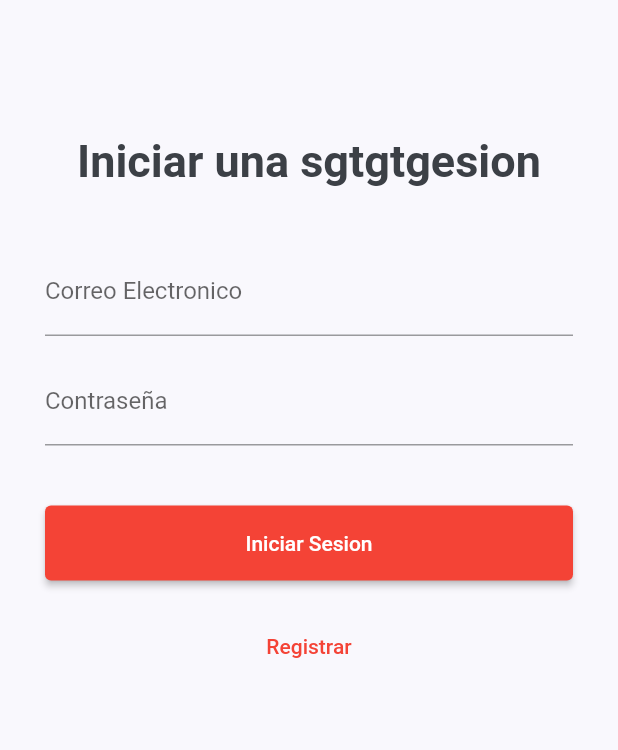
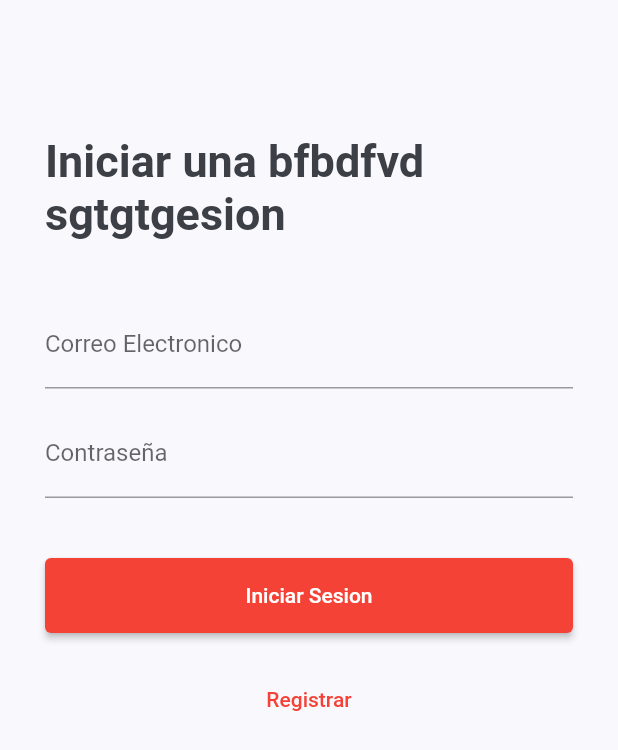
Before and after one commit to reynaldo57/partido_republicano_peruano, a Flutter app: the screen it shows after launch, on a phone screen of 412 x 824 dp. Shown: the top 750 px of the screen. Run offline on Flutter 3.47's test engine with Material 2 defaults, Android fonts, the phone set to English and light mode, and no system bars; our stand-ins replace cloud_firestore, firebase_auth, firebase_core, firebase_storage, flutter_svg, image_picker and 1 more; accounts and stored records are empty.

Commit message:
cuarto commit

```diff
--- a/lib/screens/admin/login_admin_page.dart
+++ b/lib/screens/admin/login_admin_page.dart
@@ -73,7 +73,7 @@ class _LoginAdminPageState extends State<LoginAdminPage> {
                       height: 60.0,
                     ),
                     Text(
-                      "Iniciar una sgtgtgesion",
+                      "Iniciar una bfbdfvd sgtgtgesion",
                       style: TextStyle(
                           fontSize: 30.0,
                           fontWeight: FontWeight.bold
```
